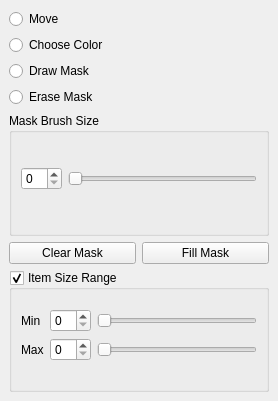
First picture: the form in toolsdockwidget.ui, repository mhspace/mashacv, before the edit.
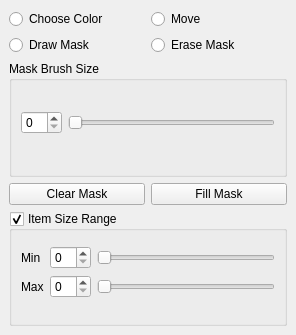
Second picture: the form after the edit.

The edit to the form file:
```diff
--- a/toolsdockwidget.ui
+++ b/toolsdockwidget.ui
@@ -6,8 +6,8 @@
    <rect>
     <x>0</x>
     <y>0</y>
-    <width>278</width>
-    <height>401</height>
+    <width>296</width>
+    <height>335</height>
    </rect>
   </property>
   <property name="windowTitle">
@@ -18,32 +18,36 @@
     <item>
      <layout class="QVBoxLayout" name="verticalLayout_2">
       <item>
-       <widget class="QRadioButton" name="moveRadioButton">
-        <property name="text">
-         <string>Move</string>
-        </property>
-       </widget>
-      </item>
-      <item>
+       <layout class="QGridLayout" name="gridLayout_2">
+        <item row="2" column="0">
        <widget class="QRadioButton" name="chooseColorRadioButton">
         <property name="text">
          <string>Choose Color</string>
         </property>
        </widget>
       </item>
-      <item>
+        <item row="3" column="0">
        <widget class="QRadioButton" name="drawMaskRadioButton">
         <property name="text">
          <string>Draw Mask</string>
         </property>
        </widget>
       </item>
-      <item>
+        <item row="3" column="1">
        <widget class="QRadioButton" name="eraseMaskRadioButton">
         <property name="text">
          <string>Erase Mask</string>
         </property>
        </widget>
+        </item>
+        <item row="2" column="1">
+         <widget class="QRadioButton" name="moveRadioButton">
+          <property name="text">
+           <string>Move</string>
+          </property>
+         </widget>
+        </item>
+       </layout>
       </item>
       <item>
        <widget class="QGroupBox" name="groupBox">
```
Lines whose indentation alone changed are shown as unchanged.
